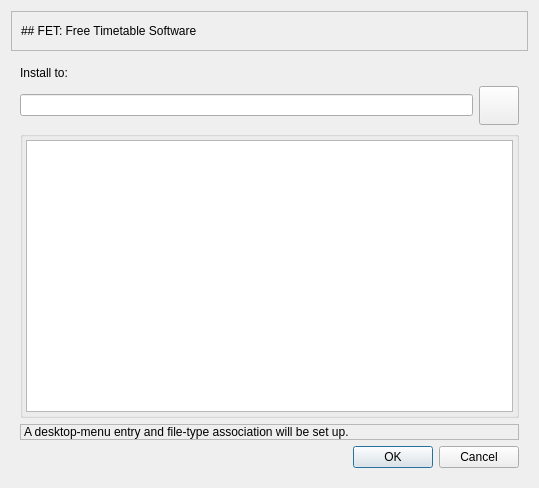
Above: LinuxInstaller/installer/installer.ui from gradgrind/fetinstaller before the change. Below: the same form after it.
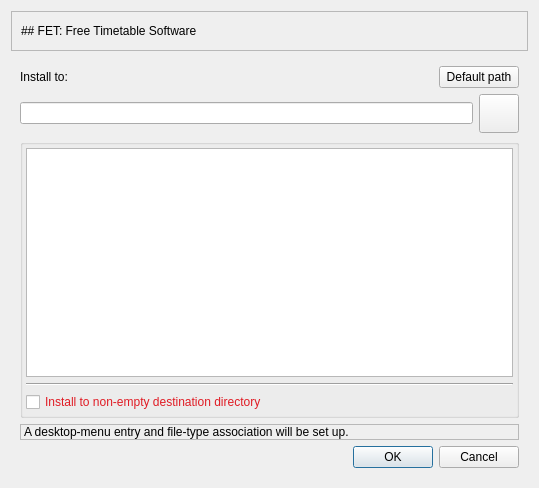
That is the form after the change. The open tabs and pages were chosen to show the change. Icons and pictures are not drawn.

Commit message: Installer tweaks, check empty destination directory

```diff
--- a/LinuxInstaller/installer/installer.ui
+++ b/LinuxInstaller/installer/installer.ui
@@ -232,11 +232,35 @@
      <widget class="QWidget" name="page_2">
       <layout class="QVBoxLayout" name="verticalLayout_3">
        <item>
-        <widget class="QLabel" name="label_3">
-         <property name="text">
-          <string>Install to:</string>
-         </property>
-        </widget>
+        <layout class="QHBoxLayout" name="horizontalLayout_3">
+         <item>
+          <widget class="QLabel" name="label_3">
+           <property name="text">
+            <string>Install to:</string>
+           </property>
+          </widget>
+         </item>
+         <item>
+          <spacer name="horizontalSpacer_2">
+           <property name="orientation">
+            <enum>Qt::Orientation::Horizontal</enum>
+           </property>
+           <property name="sizeHint" stdset="0">
+            <size>
+             <width>40</width>
+             <height>20</height>
+            </size>
+           </property>
+          </spacer>
+         </item>
+         <item>
+          <widget class="QPushButton" name="setDefaultPath">
+           <property name="text">
+            <string>Default path</string>
+           </property>
+          </widget>
+         </item>
+        </layout>
        </item>
        <item>
         <layout class="QHBoxLayout" name="horizontalLayout_2">
@@ -293,6 +317,23 @@
             </property>
            </widget>
           </item>
+          <item>
+           <widget class="Line" name="line_2">
+            <property name="orientation">
+             <enum>Qt::Orientation::Horizontal</enum>
+            </property>
+           </widget>
+          </item>
+          <item>
+           <widget class="QCheckBox" name="installNonEmpty">
+            <property name="styleSheet">
+             <string notr="true">color: rgb(224, 27, 36);</string>
+            </property>
+            <property name="text">
+             <string>Install to non-empty destination directory</string>
+            </property>
+           </widget>
+          </item>
          </layout>
         </widget>
        </item>
```
Left out of the diff: 2 changed lines with no effect on the pictures. The commit also changes 2 other files.
